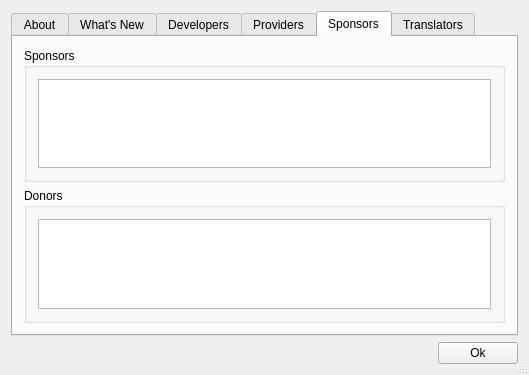
First picture: the form in qgis/src/ui/qgsabout.ui, repository sourcepole/qgis, before the edit.
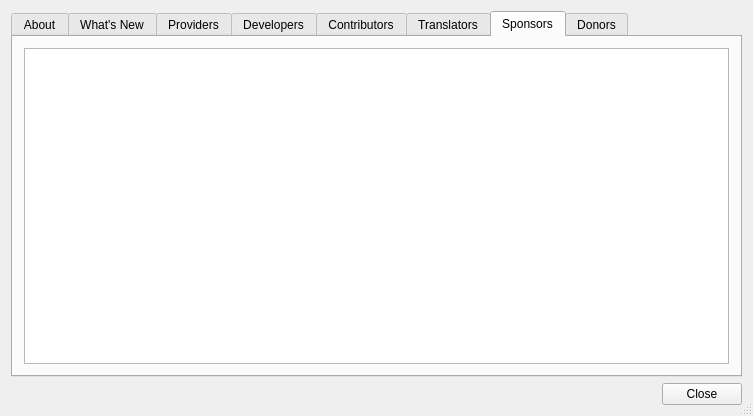
Second picture: the form after the edit. The open tabs and pages were chosen to show the change. Icons and pictures are not drawn.

Commit message: Added contributors list to qgsabout as requested by Germán Carrillo - and implemented attendant changes needed to support this. Also cleanups for the QgsAbout dialog to remove deprecated / unused code.

```diff
--- a/qgis/src/ui/qgsabout.ui
+++ b/qgis/src/ui/qgsabout.ui
@@ -1,13 +1,13 @@
 <?xml version="1.0" encoding="UTF-8"?>
 <ui version="4.0">
  <class>QgsAbout</class>
- <widget class="QDialog" name="QgsAbout">
-  <property name="geometry">
+ <widget class="QDialog" name="QgsAbout" >
+  <property name="geometry" >
    <rect>
     <x>0</x>
     <y>0</y>
-    <width>529</width>
-    <height>375</height>
+    <width>753</width>
+    <height>416</height>
    </rect>
   </property>
   <property name="windowTitle">
@@ -171,22 +171,8 @@
        </item>
       </layout>
      </widget>
-     <widget class="QWidget" name="tab">
-      <attribute name="title">
-       <string>Developers</string>
-      </attribute>
-      <layout class="QGridLayout">
-       <item row="0" column="0">
-        <widget class="QListWidget" name="listBox1">
-         <property name="alternatingRowColors">
-          <bool>true</bool>
-         </property>
-        </widget>
-       </item>
-      </layout>
-     </widget>
-     <widget class="QWidget" name="TabPage">
-      <attribute name="title">
+     <widget class="QWidget" name="TabPage" >
+      <attribute name="title" >
        <string>Providers</string>
       </attribute>
       <layout class="QGridLayout">
@@ -195,99 +181,97 @@
        </item>
       </layout>
      </widget>
-     <widget class="QWidget" name="tab_2">
-      <attribute name="title">
-       <string>Sponsors</string>
+     <widget class="QWidget" name="tab" >
+      <attribute name="title" >
+       <string>Developers</string>
       </attribute>
-      <layout class="QGridLayout">
-       <item row="0" column="0">
-        <widget class="QGroupBox" name="sponsorsBox">
-         <property name="title">
-          <string>Sponsors</string>
+      <layout class="QGridLayout" >
+       <item row="0" column="0" >
+        <widget class="QListWidget" name="lstDevelopers" >
+         <property name="alternatingRowColors" >
+          <bool>true</bool>
          </property>
-         <layout class="QVBoxLayout" name="verticalLayout_2">
-          <item>
-           <widget class="QTextBrowser" name="txtSponsors">
-            <property name="openExternalLinks">
-             <bool>true</bool>
-            </property>
-            <property name="openLinks">
-             <bool>true</bool>
-            </property>
-           </widget>
-          </item>
-         </layout>
-        </widget>
-       </item>
-       <item row="1" column="0">
-        <widget class="QGroupBox" name="donorsBox">
-         <property name="title">
-          <string>Donors</string>
+         <property name="isWrapping" stdset="0" >
+          <bool>true</bool>
          </property>
-         <layout class="QVBoxLayout" name="verticalLayout">
-          <item>
-           <widget class="QTextBrowser" name="txtDonors">
-            <property name="openExternalLinks">
-             <bool>true</bool>
-            </property>
-            <property name="openLinks">
-             <bool>true</bool>
-            </property>
-           </widget>
-          </item>
-         </layout>
         </widget>
        </item>
       </layout>
      </widget>
-     <widget class="QWidget" name="tab_3">
-      <attribute name="title">
-       <string>Translators</string>
+     <widget class="QWidget" name="tab_5" >
+      <attribute name="title" >
+       <string>Contributors</string>
       </attribute>
-      <layout class="QGridLayout">
-       <item row="0" column="0">
-        <widget class="QTextBrowser" name="txtTranslators"/>
-       </item>
-      </layout>
-     </widget>
-    </widget>
-   </item>
-   <item row="1" column="0">
-    <layout class="QHBoxLayout">
-     <item>
-      <spacer>
-       <property name="orientation">
-        <enum>Qt::Horizontal</enum>
+      <widget class="QListWidget" name="lstContributors" >
+       <property name="geometry" >
+        <rect>
+         <x>0</x>
+         <y>0</y>
+         <width>713</width>
+         <height>314</height>
+        </rect>
        </property>
-       <property name="sizeType">
-        <enum>QSizePolicy::Expanding</enum>
-       </property>
-       <property name="sizeHint" stdset="0">
-        <size>
-         <width>20</width>
-         <height>0</height>
-        </size>
-       </property>
-      </spacer>
-     </item>
-     <item>
-      <widget class="QPushButton" name="buttonCancel">
-       <property name="text">
-        <string>Ok</string>
-       </property>
-       <property name="shortcut">
-        <string/>
-       </property>
-       <property name="autoDefault">
+       <property name="alternatingRowColors" >
         <bool>true</bool>
        </property>
       </widget>
-     </item>
-    </layout>
+     </widget>
+     <widget class="QWidget" name="tab_3" >
+      <attribute name="title" >
+       <string>Translators</string>
+      </attribute>
+      <layout class="QGridLayout" >
+       <item row="0" column="0" >
+        <widget class="QTextBrowser" name="txtTranslators" />
+       </item>
+      </layout>
+     </widget>
+     <widget class="QWidget" name="tab_2" >
+      <attribute name="title" >
+       <string>Sponsors</string>
+      </attribute>
+      <layout class="QGridLayout" >
+       <item row="0" column="0" >
+        <widget class="QTextBrowser" name="txtSponsors" >
+         <property name="openExternalLinks" >
+          <bool>true</bool>
+         </property>
+         <property name="openLinks" >
+          <bool>true</bool>
+         </property>
+        </widget>
+       </item>
+      </layout>
+     </widget>
+     <widget class="QWidget" name="tab_4" >
+      <attribute name="title" >
+       <string>Donors</string>
+      </attribute>
+      <layout class="QGridLayout" >
+       <item row="0" column="0" >
+        <widget class="QTextBrowser" name="txtDonors" >
+         <property name="openExternalLinks" >
+          <bool>true</bool>
+         </property>
+         <property name="openLinks" >
+          <bool>true</bool>
+         </property>
+        </widget>
+       </item>
+      </layout>
+     </widget>
+    </widget>
+   </item>
+   <item row="1" column="0" >
+    <widget class="QDialogButtonBox" name="buttonBox" >
+     <property name="standardButtons" >
+      <set>QDialogButtonBox::Close</set>
+     </property>
+    </widget>
    </item>
   </layout>
  </widget>
- <layoutdefault spacing="6" margin="11"/>
+ <layoutdefault spacing="6" margin="11" />
  <tabstops>
   <tabstop>tabWidget</tabstop>
   <tabstop>btnQgisUser</tabstop>
```
Left out of the diff: 160 changed lines with no effect on the pictures. The commit also changes 6 other files.
